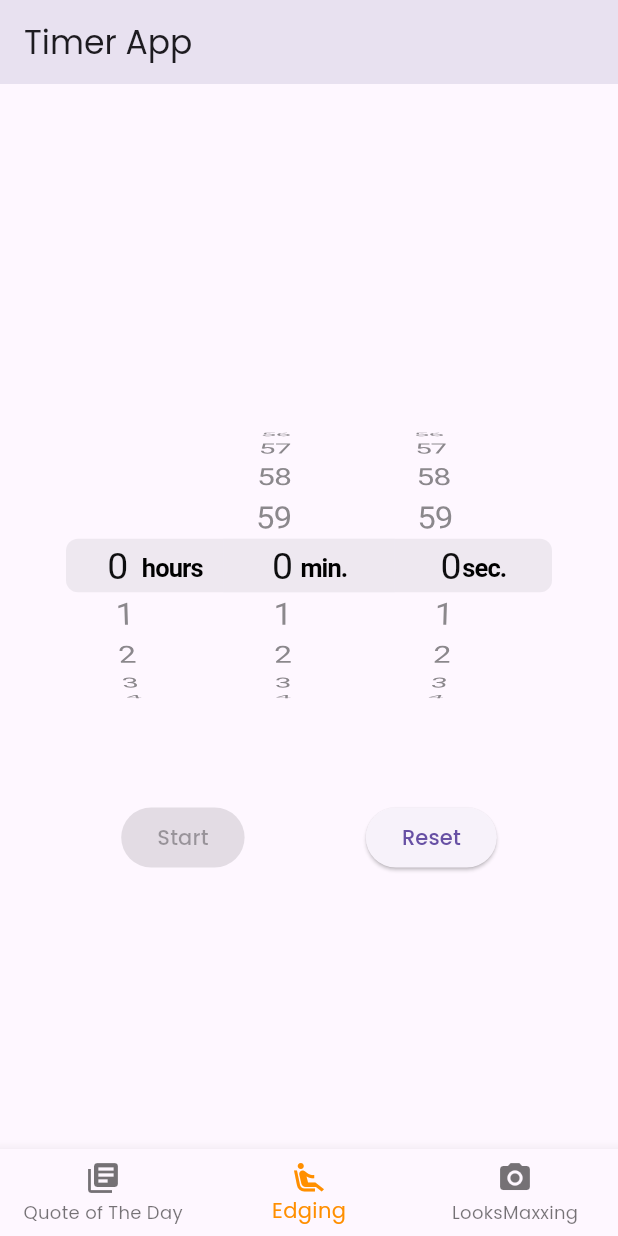
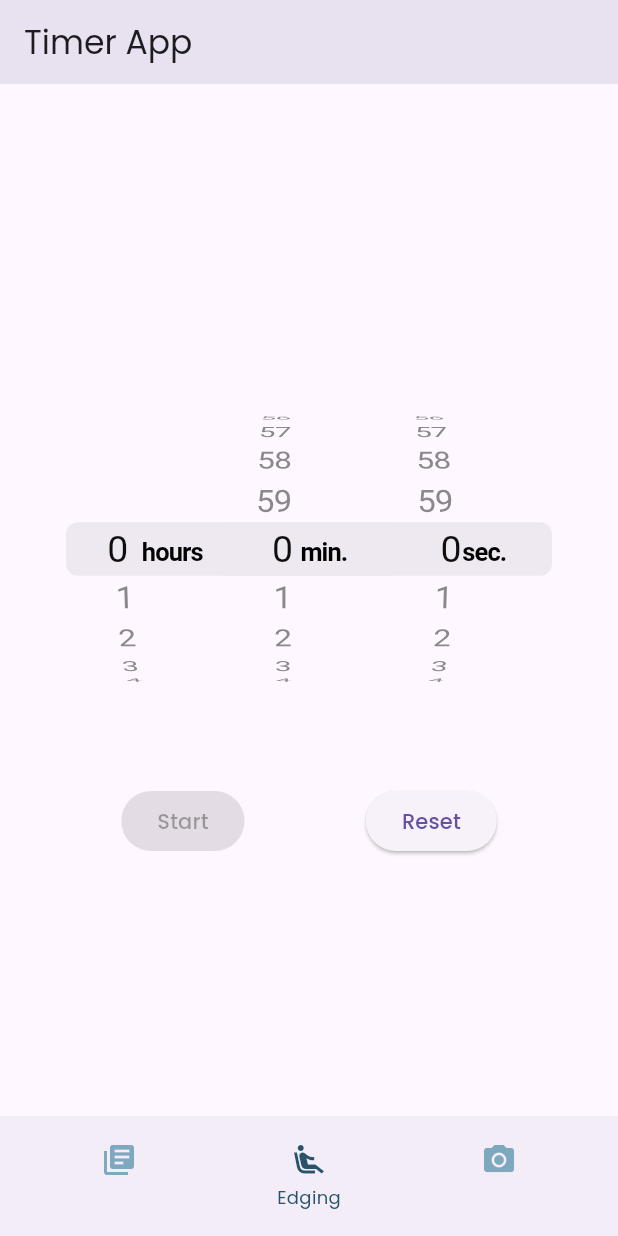
Before and after one commit to Sherwin-W/WebMaxxing, a Flutter app: the screen it shows after launch, swiped to page 2, on a phone screen of 412 x 824 dp. Run offline on Flutter 3.47's test engine with Material 3 defaults, Android fonts, the phone set to English and light mode, and no system bars; our stand-ins replace cached_network_image, firebase_storage, flutter_svg, image_picker, photo_view; accounts and stored records are empty.

Commit message:
nav bar idea 1

```diff
--- a/first_flutter_app/lib/pages/home.dart
+++ b/first_flutter_app/lib/pages/home.dart
@@ -263,7 +263,7 @@ class _HomePageState extends State<HomePage> {
                       width: 50,
                       height: 50,
                       decoration: const BoxDecoration(
-                          color: Colors.white, shape: BoxShape.circle),
+                          color: Color(0xF6F0ED), shape: BoxShape.circle),
                       child: Padding(
                         padding: const EdgeInsets.all(8.0),
                         child: SvgPicture.asset(categories[index].iconPath),
--- a/first_flutter_app/lib/pages/split.dart
+++ b/first_flutter_app/lib/pages/split.dart
@@ -2,6 +2,7 @@ import 'package:flutter/material.dart';
 import 'package:first_flutter_app/widgets/quotes.dart';
 import 'package:first_flutter_app/widgets/edge.dart';
 import 'package:first_flutter_app/widgets/looks_maxxing.dart';
+import 'package:first_flutter_app/widgets/nav_item.dart';
 
 class SplitPage extends StatefulWidget {
   const SplitPage({super.key});
@@ -33,29 +34,38 @@ class _SplitPageState extends State<SplitPage> {
           });
         },
         children: const <Widget>[
-          QuotesWidget(), // Use QuotesWidget here
+          QuotesWidget(),
           EdgeWidget(),
-          LooksMaxxingWidget(), //Center(child: Text('Page 3')),
+          LooksMaxxingWidget(),
         ],
       ),
-      bottomNavigationBar: BottomNavigationBar(
-        items: const <BottomNavigationBarItem>[
-          BottomNavigationBarItem(
-            icon: Icon(Icons.library_books),
+      bottomNavigationBar: BottomAppBar(
+        child: Row(
+          mainAxisAlignment: MainAxisAlignment.spaceAround,
+          children: <Widget>[
+            NavItem(
+              icon: Icons.library_books,
               label: 'Quote of The Day',
+              index: 0,
+              isSelected: _selectedIndex == 0,
+              onTap: _onItemTapped,
             ),
-          BottomNavigationBarItem(
-            icon: Icon(Icons.airline_seat_recline_extra),
+            NavItem(
+              icon: Icons.airline_seat_recline_extra,
               label: 'Edging',
+              index: 1,
+              isSelected: _selectedIndex == 1,
+              onTap: _onItemTapped,
             ),
-          BottomNavigationBarItem(
-            icon: Icon(Icons.camera_alt),
+            NavItem(
+              icon: Icons.camera_alt,
               label: 'LooksMaxxing',
+              index: 2,
+              isSelected: _selectedIndex == 2,
+              onTap: _onItemTapped,
             ),
           ],
-        currentIndex: _selectedIndex,
-        selectedItemColor: Colors.amber[800],
-        onTap: _onItemTapped,
+        ),
       ),
     );
   }
--- /dev/null
+++ b/first_flutter_app/lib/widgets/nav_item.dart
@@ -0,0 +1,42 @@
+import 'package:flutter/material.dart';
+
+class NavItem extends StatelessWidget {
+  final IconData icon;
+  final String label;
+  final int index;
+  final bool isSelected;
+  final Function(int) onTap;
+
+  const NavItem({
+    Key? key,
+    required this.icon,
+    required this.label,
+    required this.index,
+    required this.isSelected,
+    required this.onTap,
+  }) : super(key: key);
+
+  @override
+  Widget build(BuildContext context) {
+    return Expanded(
+      child: GestureDetector(
+        onTap: () => onTap(index),
+        child: Container(
+          height: 60, // Keeping a fixed height to prevent overflow
+          child: Column(
+            mainAxisAlignment: MainAxisAlignment.center,
+            children: [
+              Icon(icon, color: isSelected ? Color(0xFF28536B) : Color(0xFF7EA8BE), size: 24),
+              SizedBox(height: 4), // Spacing between icon and text
+              AnimatedOpacity(
+                opacity: isSelected ? 1.0 : 0.0, // Fade in if selected, otherwise fade out
+                duration: const Duration(milliseconds: 300),
+                child: Text(label, style: TextStyle(color: Color(0xFF28536B), fontSize: 12)),
+              ),
+            ],
+          ),
+        ),
+      ),
+    );
+  }
+}
```
Lines whose indentation alone changed are shown as unchanged.
